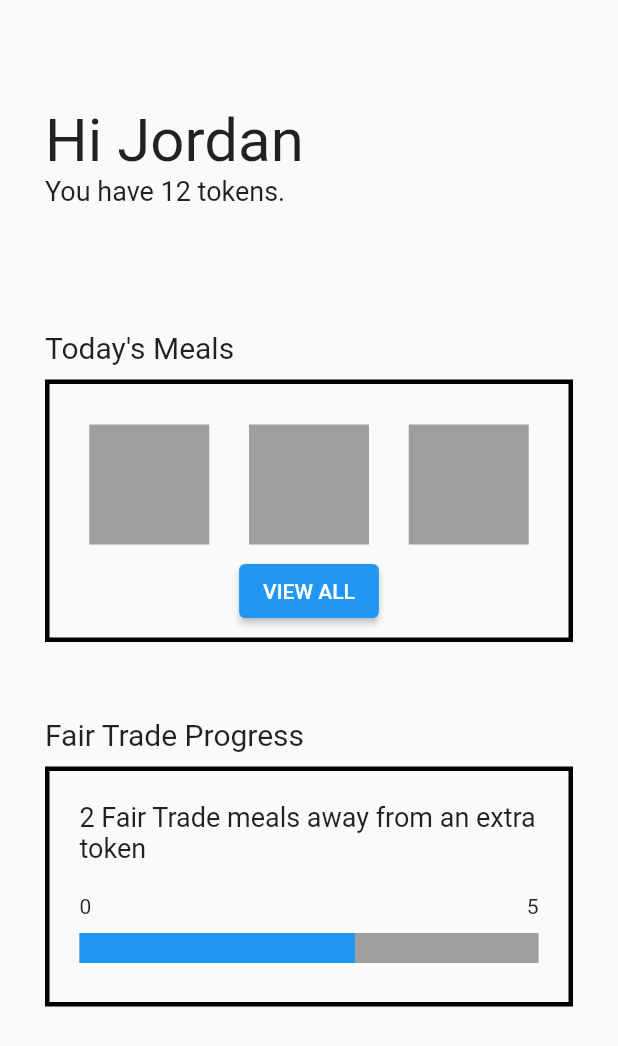
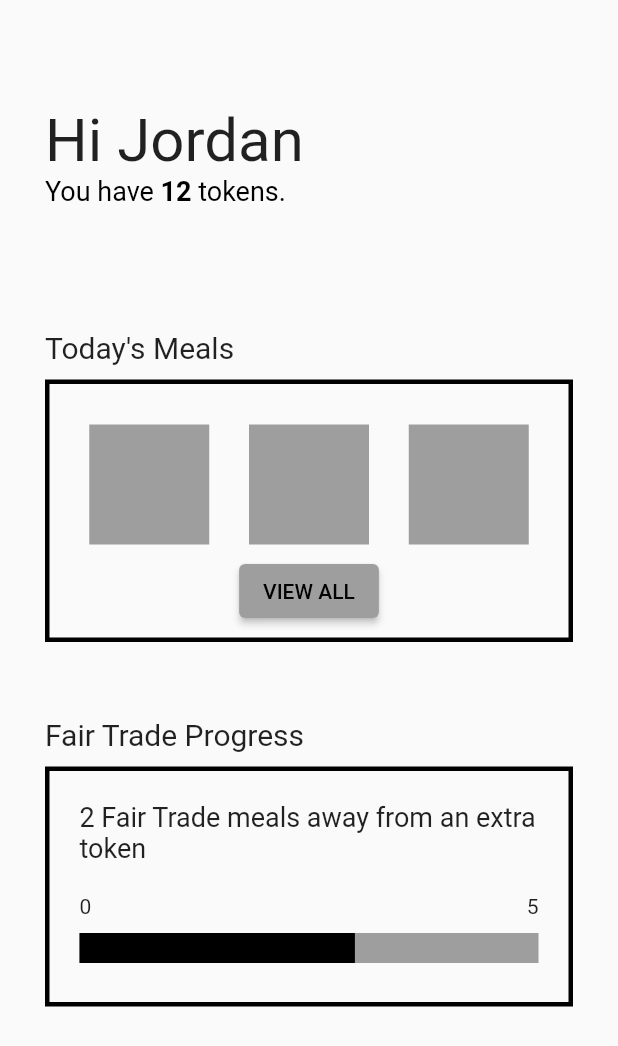
Before and after one commit to jla522/StormHacks2021, a Flutter app: the screen it shows after launch, on a phone screen of 412 x 824 dp. Shown: the top 1046 px of the screen. Run offline on Flutter 3.47's test engine with Material 2 defaults, Android fonts, the phone set to English and light mode, and no system bars.

Commit message:
feat: bold numTokens, add var for remainingmeals and change btn colors

```diff
--- a/stormhacks_app/lib/loginScreen.dart
+++ b/stormhacks_app/lib/loginScreen.dart
@@ -10,6 +10,7 @@ class login extends StatefulWidget {
 class _loginState extends State<login> {
   String username = "Jordan";
   int numTokens = 12;
+  int numMealsAway = 2;
 
   @override
   Widget build(BuildContext context) {
@@ -19,17 +20,17 @@ class _loginState extends State<login> {
       child: Column(
         crossAxisAlignment: CrossAxisAlignment.start,
         children: [
-          _buildUserPrompt(),
+          _buildUserPrompt(username, numTokens),
           Text("Today's Meals", style: TextStyle(fontSize: 20)),
           _buildTodaysMeals(),
           Text("Fair Trade Progress", style: TextStyle(fontSize: 20)),
-          _buildTradeProgess(),
+          _buildTradeProgess(numMealsAway),
         ],
       ),
     ));
   }
 
-  Container _buildUserPrompt() {
+  Container _buildUserPrompt(String name, int numTokens) {
     return Container(
       margin: const EdgeInsets.only(bottom: 50),
       width: 400,
@@ -37,17 +38,24 @@ class _loginState extends State<login> {
       child: Column(
         crossAxisAlignment: CrossAxisAlignment.start,
         children: <Widget>[
-          Text(
-            "Hi Jordan",
-            style: TextStyle(fontSize: 40),
-          ),
-          Text(
-            "You have 12 tokens.",
-            style: TextStyle(fontSize: 18),
-          ),
+          Text("Hi $name", style: TextStyle(fontSize: 40)),
+          _buildRemainingTokens(numTokens)
         ],
       ),
     );
+  }
+
+  RichText _buildRemainingTokens(int numTokens) {
+    return RichText(
+        text: TextSpan(
+            text: "You have ",
+            style: TextStyle(fontSize: 18, color: Colors.black),
+            children: [
+          TextSpan(
+              text: "$numTokens",
+              style: TextStyle(fontWeight: FontWeight.bold)),
+          TextSpan(text: " tokens.")
+        ]));
   }
 
   Container _buildTodaysMeals() {
@@ -61,13 +69,16 @@ class _loginState extends State<login> {
             margin: const EdgeInsets.only(top: 20),
             child: Column(
               mainAxisAlignment: MainAxisAlignment.spaceEvenly,
-              children: [_buildMeals(), _buildViewAllMeals()],
+              children: [_buildMeals(), _buildViewAllMealsBtn()],
             )));
   }
 
-  ElevatedButton _buildViewAllMeals() {
+  ElevatedButton _buildViewAllMealsBtn() {
     return ElevatedButton(
       child: Text("VIEW ALL"),
+      style: ButtonStyle(
+          backgroundColor: MaterialStateProperty.all<Color>(Colors.grey),
+          foregroundColor: MaterialStateProperty.all<Color>(Colors.black)),
       onPressed: () {
         print("view all button pressed");
       },
@@ -90,7 +101,7 @@ class _loginState extends State<login> {
     return Container(height: dimension, width: dimension, color: color);
   }
 
-  Container _buildTradeProgess() {
+  Container _buildTradeProgess(int numMeals) {
     return Container(
         margin: const EdgeInsets.only(top: 10, bottom: 50),
         decoration:
@@ -102,7 +113,7 @@ class _loginState extends State<login> {
             child: Column(
               children: [
                 Text(
-                  "2 Fair Trade meals away from an extra token",
+                  "$numMeals Fair Trade meals away from an extra token",
                   style: TextStyle(fontSize: 18),
                 ),
                 _buildTokenRange(0, 5),
@@ -123,6 +134,7 @@ class _loginState extends State<login> {
   LinearProgressIndicator _buildProgressBar({double progressVal = 0.6}) {
     return LinearProgressIndicator(
       backgroundColor: Colors.grey,
+      valueColor: AlwaysStoppedAnimation(Colors.black),
       minHeight: 20,
       value: progressVal,
     );
```
